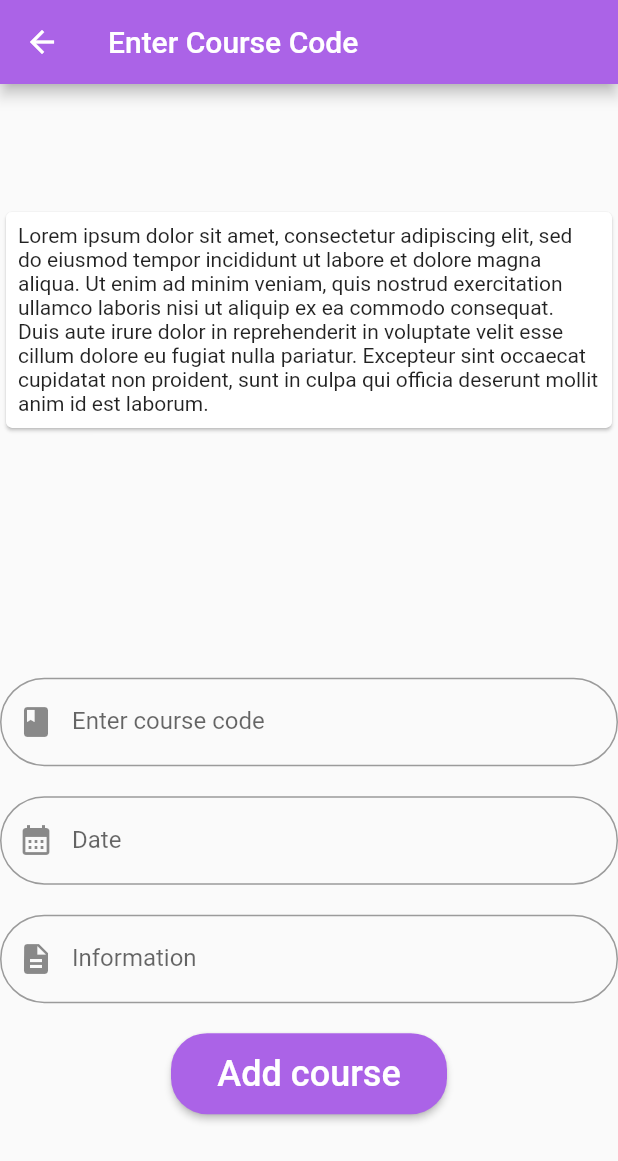
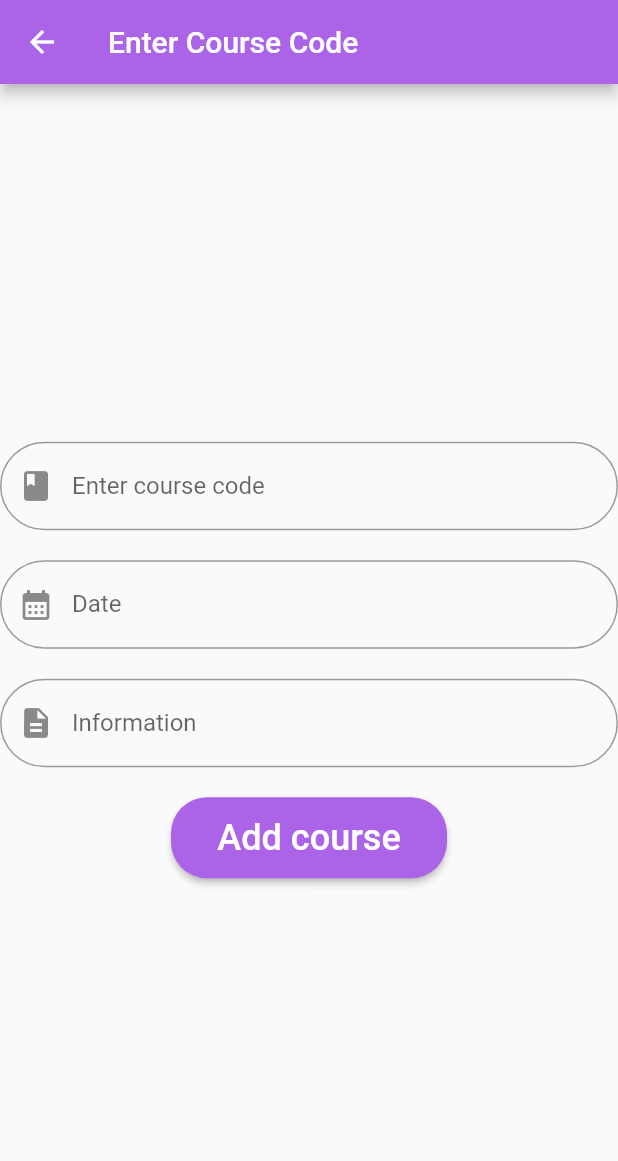
Before and after one commit to EarthLight72100/Jeson-Repository, a Flutter app: the CoursePage screen opened directly, on a phone screen of 412 x 824 dp. Shown: the top 1161 px of the screen. Run offline on Flutter 3.47's test engine with Material 2 defaults, Android fonts, the phone set to English and light mode, and no system bars; our stand-ins replace firebase_auth, firebase_core, firebase_database, font_awesome_flutter, table_calendar; accounts and stored records are empty.

Commit message:
Quick Fix
-preparation for resubmission

```diff
--- a/jeson-new-app-main/lib/course.dart
+++ b/jeson-new-app-main/lib/course.dart
@@ -47,14 +47,14 @@ class CourseState extends State<CoursePage> {
             //     ),
             //   ),
             // ),
-            Card(
-              child: Padding(
-                  padding: EdgeInsets.all(8.0),
-                  child: Text(
-                    "Lorem ipsum dolor sit amet, consectetur adipiscing elit, sed do eiusmod tempor incididunt ut labore et dolore magna aliqua. Ut enim ad minim veniam, quis nostrud exercitation ullamco laboris nisi ut aliquip ex ea commodo consequat. Duis aute irure dolor in reprehenderit in voluptate velit esse cillum dolore eu fugiat nulla pariatur. Excepteur sint occaecat cupidatat non proident, sunt in culpa qui officia deserunt mollit anim id est laborum.",
-                    maxLines: 10,
-                  )),
-            ),
+            // Card(
+            //   child: Padding(
+            //       padding: EdgeInsets.all(8.0),
+            //       child: Text(
+            //         "Enter course code",
+            //         maxLines: 10,
+            //       )),
+            // ),
             Form(
               key: _formKey,
               child: Column(
```
